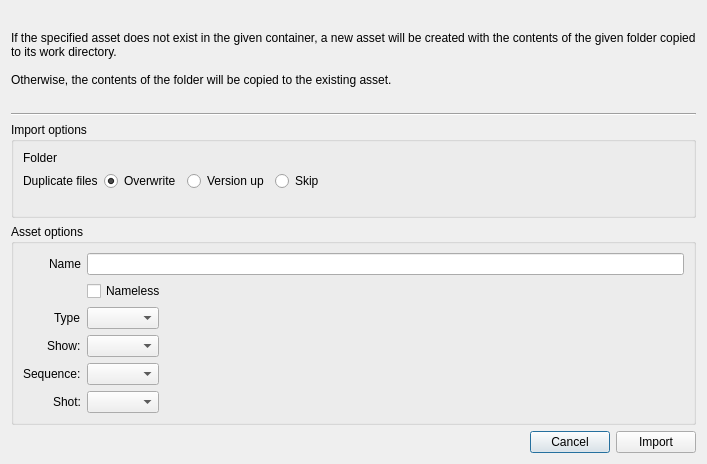
The window that ui/importElementDialog.ui (sashaouellet/Helix) describes before a commit, drawn with Qt 5.
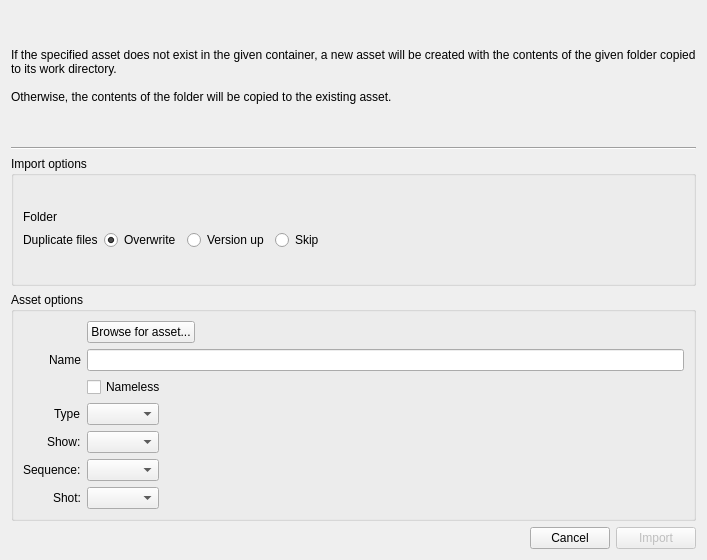
The same window after the commit.

Commit message: Finalized import/export APIs/dialogs. Improved handling of argparse errors. Moved UI loading out of ManagerWindow.

```diff
--- a/ui/importElementDialog.ui
+++ b/ui/importElementDialog.ui
@@ -7,7 +7,7 @@
     <x>0</x>
     <y>0</y>
     <width>707</width>
-    <height>464</height>
+    <height>560</height>
    </rect>
   </property>
   <property name="windowTitle">
@@ -42,6 +42,9 @@
       <property name="fieldGrowthPolicy">
        <enum>QFormLayout::ExpandingFieldsGrow</enum>
       </property>
+      <property name="formAlignment">
+       <set>Qt::AlignCenter</set>
+      </property>
       <item row="0" column="0">
        <widget class="QLabel" name="LBL_folder">
         <property name="toolTip">
@@ -118,7 +121,7 @@
       <property name="labelAlignment">
        <set>Qt::AlignBottom|Qt::AlignRight|Qt::AlignTrailing</set>
       </property>
-      <item row="0" column="0">
+      <item row="1" column="0">
        <widget class="QLabel" name="LBL_name">
         <property name="toolTip">
          <string>The name of the element you want to create.</string>
@@ -128,10 +131,10 @@
         </property>
        </widget>
       </item>
-      <item row="0" column="1">
+      <item row="1" column="1">
        <widget class="QLineEdit" name="LNE_name"/>
       </item>
-      <item row="1" column="1">
+      <item row="2" column="1">
        <widget class="QCheckBox" name="CHK_nameless">
         <property name="toolTip">
          <string>In most cases, elements should have names. However, it may make more sense for some elements to live directly underneath their type folder, rather than an additional subfolder. When set to &quot;nameless,&quot; the element will be given an internal name. This is useful for elements like ingested background plates.</string>
@@ -141,7 +144,7 @@
         </property>
        </widget>
       </item>
-      <item row="2" column="0">
+      <item row="3" column="0">
        <widget class="QLabel" name="LBL_type">
         <property name="toolTip">
          <string>The type of the element you want to create.</string>
@@ -151,39 +154,46 @@
         </property>
        </widget>
       </item>
-      <item row="2" column="1">
+      <item row="3" column="1">
        <widget class="QComboBox" name="CMB_type"/>
       </item>
-      <item row="3" column="0">
+      <item row="4" column="0">
        <widget class="QLabel" name="LBL_show">
         <property name="text">
          <string>Show:</string>
         </property>
        </widget>
       </item>
-      <item row="3" column="1">
+      <item row="4" column="1">
        <widget class="QComboBox" name="CMB_show"/>
       </item>
-      <item row="4" column="0">
+      <item row="5" column="0">
        <widget class="QLabel" name="LBL_seq">
         <property name="text">
          <string>Sequence:</string>
         </property>
        </widget>
       </item>
-      <item row="4" column="1">
+      <item row="5" column="1">
        <widget class="QComboBox" name="CMB_seq"/>
       </item>
-      <item row="5" column="0">
+      <item row="6" column="0">
        <widget class="QLabel" name="LBL_shot">
         <property name="text">
          <string>Shot:</string>
         </property>
        </widget>
       </item>
-      <item row="5" column="1">
+      <item row="6" column="1">
        <widget class="QComboBox" name="CMB_shot"/>
       </item>
+      <item row="0" column="1">
+       <widget class="QPushButton" name="BTN_assetBrowse">
+        <property name="text">
+         <string>Browse for asset...</string>
+        </property>
+       </widget>
+      </item>
      </layout>
     </widget>
    </item>
@@ -207,13 +217,25 @@
        <property name="text">
         <string>Cancel</string>
        </property>
+       <property name="autoDefault">
+        <bool>false</bool>
+       </property>
       </widget>
      </item>
      <item>
       <widget class="QPushButton" name="BTN_import">
+       <property name="enabled">
+        <bool>false</bool>
+       </property>
        <property name="text">
         <string>Import</string>
        </property>
+       <property name="autoDefault">
+        <bool>false</bool>
+       </property>
+       <property name="default">
+        <bool>true</bool>
+       </property>
       </widget>
      </item>
     </layout>
```
Left out of the diff: 8 changed lines with no effect on the pictures. The commit also changes 15 other files.
